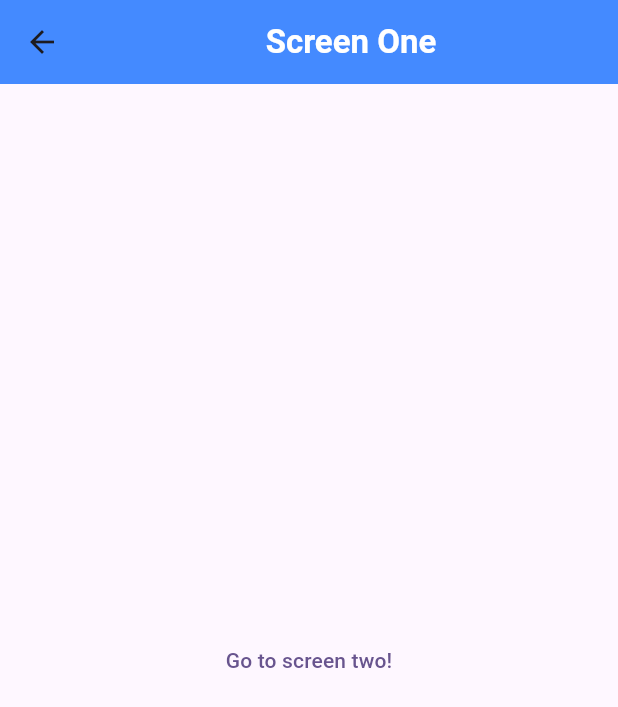
After one commit to MehediMashfan086/flutter-getx, a Flutter app: the screen it shows after launch, after a tap on "Go to next screen!", on a phone screen of 412 x 824 dp. The commit adds this screen. Shown: the top 707 px of the screen. Run offline on Flutter 3.47's test engine with Material 3 defaults, Android fonts, the phone set to English and light mode, and no system bars; our stand-ins replace get.

Commit message:
feat(GetX): Navigation and Routes

```diff
--- a/lib/home_screen.dart
+++ b/lib/home_screen.dart
@@ -1,4 +1,5 @@
 import 'package:flutter/material.dart';
+import 'package:flutter_getx/screen_one.dart';
 import 'package:get/get.dart';
 
 class HomeScreen extends StatefulWidget {
@@ -110,6 +111,25 @@ class _HomeScreenState extends State<HomeScreen> {
               },
             ),
           ),
+          TextButton(
+            onPressed: () {
+              Get.toNamed(
+                "/screenOne",
+                arguments: [
+                  "One",
+                  "Mehedi Hasan",
+                ],
+              );
+              // Get.to(
+              //   const ScreenOne(
+              //     name: "One",
+              //   ),
+              // );
+              // Navigator.push(context,
+              //     MaterialPageRoute(builder: (context) => const ScreenOne()));
+            },
+            child: const Text("Go to next screen!"),
+          ),
         ],
       ),
       floatingActionButton: FloatingActionButton(
--- a/lib/main.dart
+++ b/lib/main.dart
@@ -1,5 +1,7 @@
 import 'package:flutter/material.dart';
 import 'package:flutter_getx/home_screen.dart';
+import 'package:flutter_getx/screen_one.dart';
+import 'package:flutter_getx/screen_two.dart';
 import 'package:get/get.dart';
 
 void main() {
@@ -19,6 +21,20 @@ class MyApp extends StatelessWidget {
         useMaterial3: true,
       ),
       home: const HomeScreen(),
+      getPages: [
+        GetPage(
+          name: "/",
+          page: () => const HomeScreen(),
+        ),
+        GetPage(
+          name: "/screenOne",
+          page: () => ScreenOne(),
+        ),
+        GetPage(
+          name: "/screenTwo",
+          page: () => const ScreenTwo(),
+        ),
+      ],
     );
   }
 }
--- /dev/null
+++ b/lib/screen_one.dart
@@ -0,0 +1,53 @@
+import 'package:flutter/material.dart';
+import 'package:flutter_getx/screen_two.dart';
+import 'package:get/get.dart';
+
+class ScreenOne extends StatefulWidget {
+  var name;
+  ScreenOne({
+    super.key,
+    this.name,
+  });
+
+  @override
+  State<ScreenOne> createState() => _ScreenOneState();
+}
+
+class _ScreenOneState extends State<ScreenOne> {
+  @override
+  Widget build(BuildContext context) {
+    return Scaffold(
+      appBar: AppBar(
+        actionsIconTheme: const IconThemeData(
+          color: Colors.white,
+        ),
+        backgroundColor: Colors.blueAccent,
+        title: Center(
+          child: Text(
+            "Screen ${Get.arguments[0]}",
+            style: const TextStyle(
+              fontSize: 22,
+              fontWeight: FontWeight.bold,
+              color: Colors.white,
+            ),
+          ),
+        ),
+      ),
+      body: Center(
+        child: Column(
+          mainAxisAlignment: MainAxisAlignment.center,
+          crossAxisAlignment: CrossAxisAlignment.center,
+          children: [
+            TextButton(
+              onPressed: () {
+                Get.to(const ScreenTwo());
+                // Navigator.pop(context);
+              },
+              child: const Text("Go to screen two!"),
+            ),
+          ],
+        ),
+      ),
+    );
+  }
+}
```
Also changed, not shown: lib/screen_two.dart (added, +49 -0 lines).
